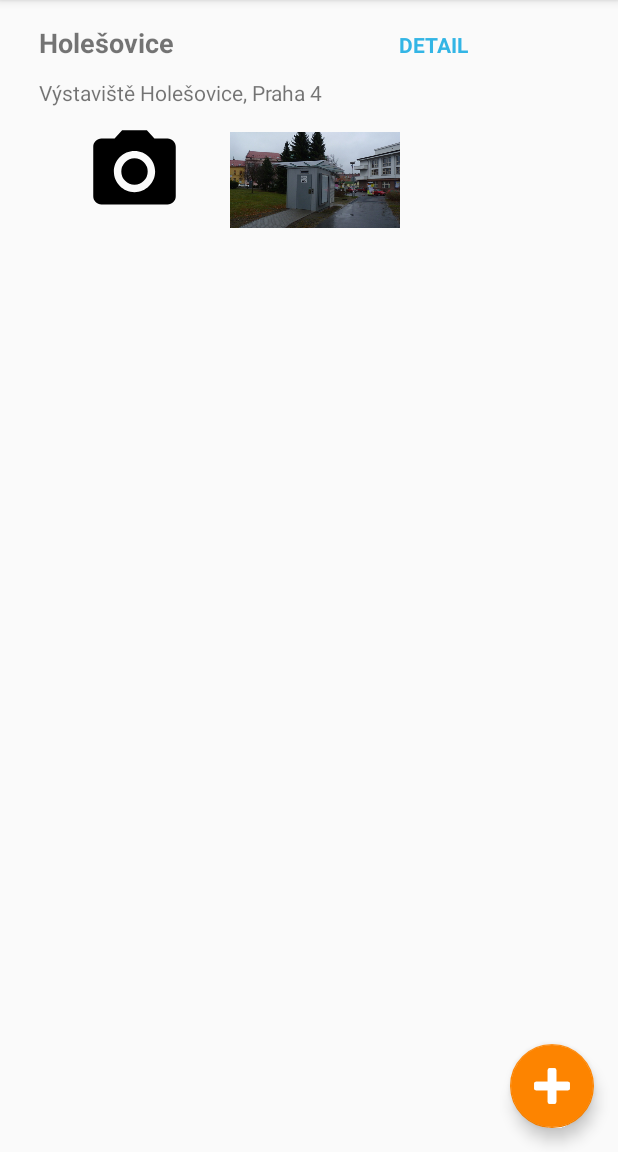
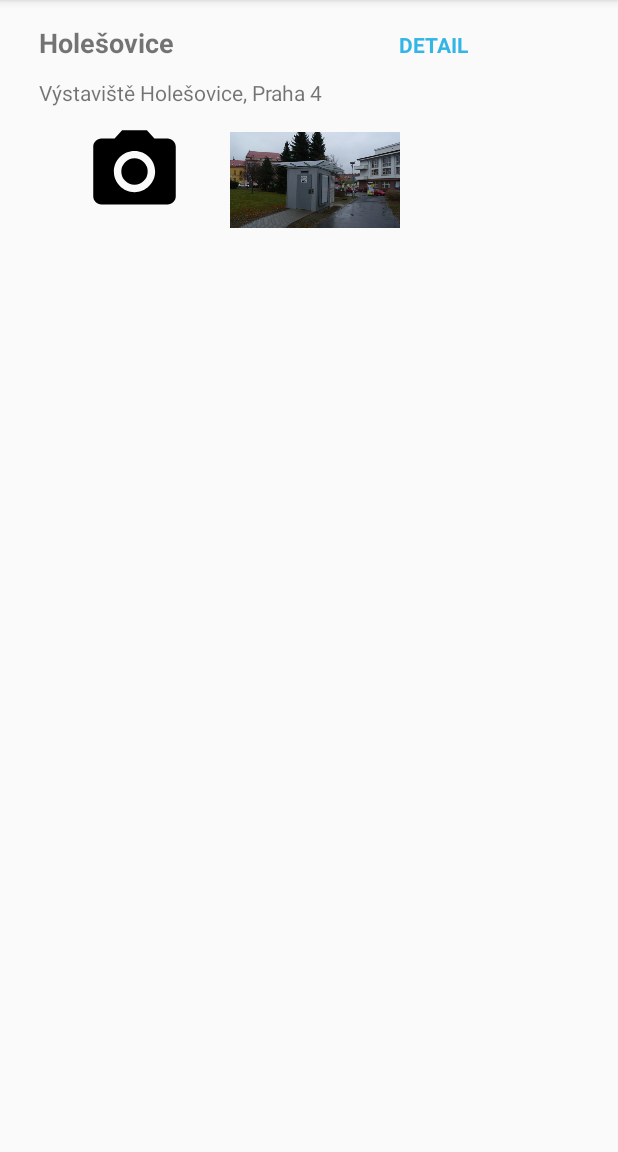
Before and after one commit to mlazovla/Wecko, an Android app: the screen it shows after launch (NearestToilet), in the side drawer, after a tap on "Moje WC", on a phone screen of 412 x 824 dp, the part 84-1236 px from its top. Run offline under Robolectric (Android 15) with nearby library versions, the phone set to English and light mode, and no system bars.

Commit message:
Floating Add button deleted. Redefined back button action for NearestToilet and RatingToilet.

```diff
--- a/app/src/main/java/com/example/vml/wecko/NearestToilet.java
+++ b/app/src/main/java/com/example/vml/wecko/NearestToilet.java
@@ -31,16 +31,6 @@ public class NearestToilet extends AppCompatActivity
         setContentView(R.layout.activity_nearest_toilet);
         Toolbar toolbar = (Toolbar) findViewById(R.id.toolbar);
         setSupportActionBar(toolbar);
-
-
-        FloatingActionButton fab = (FloatingActionButton) findViewById(R.id.fab);
-        fab.setOnClickListener(new View.OnClickListener() {
-            @Override
-            public void onClick(View view) {
-                Intent intent = new Intent(getApplicationContext(), AddToilet.class);
-                startActivity(intent);
-            }
-        });
 
         //LinearLayout toiletInfoLeafs = (LinearLayout )findViewById(R.id.toiletInfo);
         final LinearLayout toiletInfoLeafs = (LinearLayout )findViewById(R.id.toiletInfo);
@@ -96,14 +86,22 @@ public class NearestToilet extends AppCompatActivity
     }
 
     @Override
-    public void onBackPressed() {
+    public void onBackPressed ()
+    {
         DrawerLayout drawer = (DrawerLayout) findViewById(R.id.drawer_layout);
         if (drawer.isDrawerOpen(GravityCompat.START)) {
             drawer.closeDrawer(GravityCompat.START);
-        } else {
+        }
+        else if ( (findViewById(R.id.content_nearest_toilet)).getVisibility() == View.GONE )
+        {
+            switchContentLayouts(R.id.content_nearest_toilet);
+        }
+
+        else {
             super.onBackPressed();
         }
     }
+
 
 
     @SuppressWarnings("StatementWithEmptyBody")
--- a/app/src/main/res/layout/app_bar_nearest_toilet.xml
+++ b/app/src/main/res/layout/app_bar_nearest_toilet.xml
@@ -36,12 +36,4 @@
         android:visibility="gone"/>
 
 
-    <android.support.design.widget.FloatingActionButton
-        android:id="@+id/fab"
-        android:layout_width="wrap_content"
-        android:layout_height="wrap_content"
-        android:layout_gravity="bottom|end"
-        android:layout_margin="@dimen/fab_margin"
-        app:srcCompat="@drawable/icon_plus" />
-
 </android.support.design.widget.CoordinatorLayout>
```
Also changed, not shown: app/src/main/java/com/example/vml/wecko/RatingToilet.java (+18 -0 lines).
